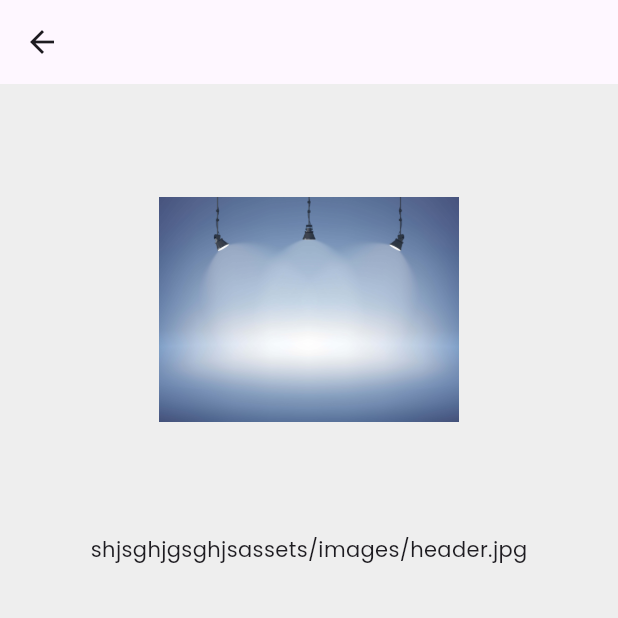
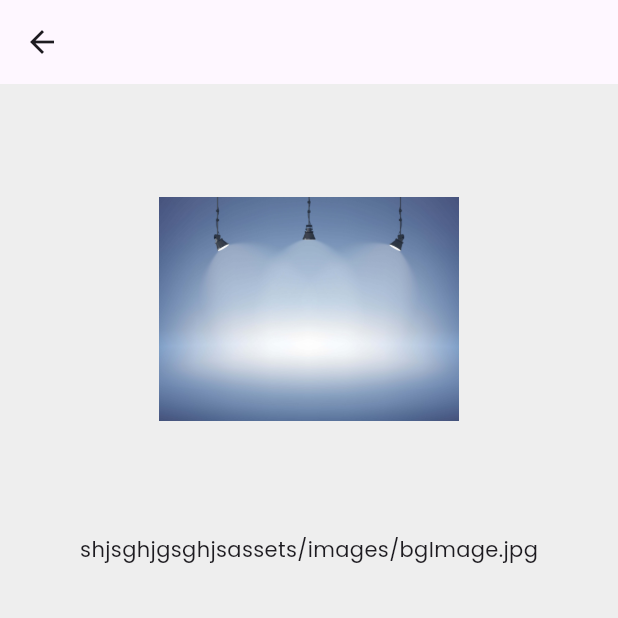
Before and after one commit to nishan-rasheed/portfolio, a Flutter app: the screen it shows after launch, after a tap on an icon or button, on a phone screen of 412 x 824 dp, the top half of it. Run offline on Flutter 3.47's test engine with Material 3 defaults, Android fonts, the light colour scheme and no system bars; our stand-ins replace flutter_svg, google_fonts, responsive_framework; network calls fail.

Commit message:
new images

```diff
--- a/lib/constants/app_assets.dart
+++ b/lib/constants/app_assets.dart
@@ -1,4 +1,4 @@
 class AppAssets {
 
-  static const backgroundImg = 'assets/images/header.jpg';
+  static const backgroundImg = 'assets/images/bgImage.jpg';
 }
--- a/lib/main.dart
+++ b/lib/main.dart
@@ -52,7 +52,7 @@ class MyApp extends StatelessWidget {
                 const Breakpoint(start: 1921, end: double.infinity, name: '4K'),
               ],
             ),
-            scrollBehavior: MaterialScrollBehavior().copyWith(
+            scrollBehavior: const MaterialScrollBehavior().copyWith(
               dragDevices: {
                 PointerDeviceKind.touch,
                 PointerDeviceKind.mouse,
@@ -67,7 +67,7 @@ class MyApp extends StatelessWidget {
                     Theme.of(context).textTheme,
                   ),
             ),
-            home:SplashScreen()
+            home:const SplashScreen()
              //HomeScreen()
             //TestScreen()//HomeScreen(),
           ),
--- a/lib/view/screens/splash_screen.dart
+++ b/lib/view/screens/splash_screen.dart
@@ -18,15 +18,7 @@ class _SplashScreenState extends State<SplashScreen> {
 
    @override
   void initState() {
-    // TODO: implement initState
     super.initState();
-
-    // Timer mytimer = Timer.periodic(Duration(seconds: 1), (timer) {
-    //     DateTime timenow = DateTime.now();  //get current date and time
-    //       print('seconds');
-    //     //mytimer.cancel() //to terminate this timer
-    //  });
-    // // after 3 second it will navigate
 
     Future.delayed(const Duration(seconds: 3)).then((val) {
       Navigator.push(context, MaterialPageRoute(builder: (context) =>const HomeBodyScreen(),));
@@ -37,7 +29,7 @@ class _SplashScreenState extends State<SplashScreen> {
 
   @override
   Widget build(BuildContext context) {
-    return Scaffold(
+    return const Scaffold(
       backgroundColor: Colors.amber,
       body: Center(
         child: Hero(
```
Also changed, not shown: assets/images/bgImage.jpg (added), assets/images/header.jpg (deleted), 7 other files.
